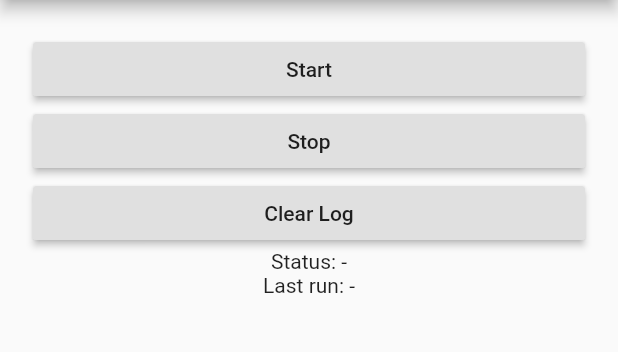
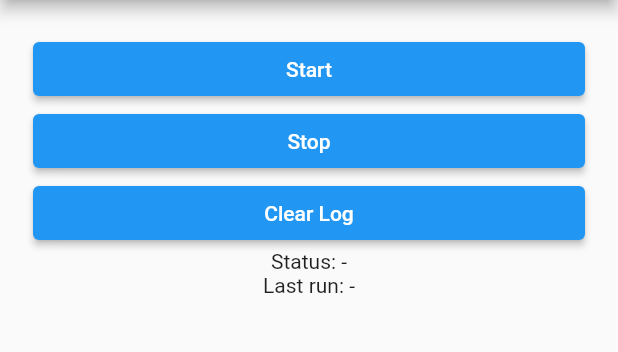
Before and after one commit to rekabhq/background_locator, a Flutter app: the screen it shows after launch, on a phone screen of 412 x 824 dp, the part 84-436 px from its top. Run offline on Flutter 3.47's test engine with Material 2 defaults, Android fonts, the phone set to English and light mode, and no system bars; missing offline and left inert: location_permissions.

```diff
--- a/example/lib/main.dart
+++ b/example/lib/main.dart
@@ -97,7 +97,7 @@ class _MyAppState extends State<MyApp> {
   Widget build(BuildContext context) {
     final start = SizedBox(
       width: double.maxFinite,
-      child: RaisedButton(
+      child: ElevatedButton(
         child: Text('Start'),
         onPressed: () {
           _onStart();
@@ -106,7 +106,7 @@ class _MyAppState extends State<MyApp> {
     );
     final stop = SizedBox(
       width: double.maxFinite,
-      child: RaisedButton(
+      child: ElevatedButton(
         child: Text('Stop'),
         onPressed: () {
           onStop();
@@ -115,7 +115,7 @@ class _MyAppState extends State<MyApp> {
     );
     final clear = SizedBox(
       width: double.maxFinite,
-      child: RaisedButton(
+      child: ElevatedButton(
         child: Text('Clear Log'),
         onPressed: () {
           FileManager.clearLogFile();
--- a/example/pubspec.yaml
+++ b/example/pubspec.yaml
@@ -11,7 +11,7 @@ dependencies:
 
   # The following adds the Cupertino Icons font to your application.
   # Use with the CupertinoIcons class for iOS style icons.
-  cupertino_icons: ^0.1.3
+  cupertino_icons: ^1.0.2
 
 dev_dependencies:
   flutter_test:
@@ -20,7 +20,7 @@ dev_dependencies:
   background_locator:
     path: ../
 
-  path_provider: ^1.6.24
+  path_provider: ^2.0.1
   location_permissions: ^3.0.0+1
 
 # For information on the generic Dart part of this file, see the
--- a/lib/background_locator.dart
+++ b/lib/background_locator.dart
@@ -17,21 +17,21 @@ class BackgroundLocator {
 
   static Future<void> initialize() async {
     final CallbackHandle callback =
-        PluginUtilities.getCallbackHandle(callbackDispatcher);
+        PluginUtilities.getCallbackHandle(callbackDispatcher)!;
     await _channel.invokeMethod(Keys.METHOD_PLUGIN_INITIALIZE_SERVICE,
         {Keys.ARG_CALLBACK_DISPATCHER: callback.toRawHandle()});
   }
 
   static Future<void> registerLocationUpdate(
       void Function(LocationDto) callback,
-      {void Function(Map<String, dynamic>) initCallback,
+      {void Function(Map<String, dynamic>)? initCallback,
       Map<String, dynamic> initDataCallback = const {},
-      void Function() disposeCallback,
+      void Function()? disposeCallback,
       bool autoStop = false,
       AndroidSettings androidSettings = const AndroidSettings(),
       IOSSettings iosSettings = const IOSSettings()}) async {
     if (autoStop) {
-      WidgetsBinding.instance.addObserver(AutoStopHandler());
+      WidgetsBinding.instance!.addObserver(AutoStopHandler());
     }
 
     final args = SettingsUtil.getArgumentsMap(
@@ -51,17 +51,17 @@ class BackgroundLocator {
   }
 
   static Future<bool> isRegisterLocationUpdate() async {
-    return await _channel
-        .invokeMethod<bool>(Keys.METHOD_PLUGIN_IS_REGISTER_LOCATION_UPDATE);
+    return (await _channel
+        .invokeMethod<bool>(Keys.METHOD_PLUGIN_IS_REGISTER_LOCATION_UPDATE))!;
   }
 
   static Future<bool> isServiceRunning() async {
-    return await _channel
-        .invokeMethod<bool>(Keys.METHOD_PLUGIN_IS_SERVICE_RUNNING);
+    return (await _channel
+        .invokeMethod<bool>(Keys.METHOD_PLUGIN_IS_SERVICE_RUNNING))!;
   }
 
   static Future<void> updateNotificationText(
-      {String title, String msg, String bigMsg}) async {
+      {String? title, String? msg, String? bigMsg}) async {
     final Map<String, dynamic> arg = {};
 
     if (title != null) {
--- a/lib/settings/android_settings.dart
+++ b/lib/settings/android_settings.dart
@@ -11,7 +11,7 @@ class AndroidNotificationSettings {
   final String notificationBigMsg;
   final String notificationIcon;
   final Color notificationIconColor;
-  final VoidCallback notificationTapCallback;
+  final VoidCallback? notificationTapCallback;
 
   /// [notificationTitle] Title of the notification. Only applies for android. Default is 'Start Location Tracking'.
   ///
@@ -78,7 +78,7 @@ class AndroidSettings extends LocatorSettings {
       Keys.SETTINGS_ANDROID_NOTIFICATION_ICON:
           androidNotificationSettings.notificationIcon,
       Keys.SETTINGS_ANDROID_NOTIFICATION_ICON_COLOR:
-          androidNotificationSettings.notificationIconColor?.value,
+          androidNotificationSettings.notificationIconColor.value,
       Keys.SETTINGS_ANDROID_LOCATION_CLIENT: client.index
     };
   }
--- a/lib/settings/locator_settings.dart
+++ b/lib/settings/locator_settings.dart
@@ -17,5 +17,5 @@ class LocatorSettings {
   /// [accuracy] The accuracy of location, Default is max accuracy NAVIGATION.
   ///
   /// [distanceFilter] distance in meter to trigger location update, Default is 0 meter.
-  const LocatorSettings({this.accuracy, this.distanceFilter});
+  const LocatorSettings({required this.accuracy, required this.distanceFilter});
 }
--- a/lib/utils/settings_util.dart
+++ b/lib/utils/settings_util.dart
@@ -8,12 +8,12 @@ import 'package:background_locator/settings/ios_settings.dart';
 
 class SettingsUtil {
   static Map<String, dynamic> getArgumentsMap(
-      {void Function(LocationDto) callback,
-      void Function(Map<String, dynamic>) initCallback,
-      Map<String, dynamic> initDataCallback,
-      void Function() disposeCallback,
-      AndroidSettings androidSettings,
-      IOSSettings iosSettings}) {
+      {required void Function(LocationDto) callback,
+      void Function(Map<String, dynamic>)? initCallback,
+      Map<String, dynamic>? initDataCallback,
+      void Function()? disposeCallback,
+      AndroidSettings androidSettings = const AndroidSettings(),
+      IOSSettings iosSettings = const IOSSettings()}) {
     final args = _getCommonArgumentsMap(
         callback: callback,
         initCallback: initCallback,
@@ -30,23 +30,23 @@ class SettingsUtil {
   }
 
   static Map<String, dynamic> _getCommonArgumentsMap({
-    void Function(LocationDto) callback,
-    void Function(Map<String, dynamic>) initCallback,
-    Map<String, dynamic> initDataCallback,
-    void Function() disposeCallback,
+    required void Function(LocationDto) callback,
+    void Function(Map<String, dynamic>)? initCallback,
+    Map<String, dynamic>? initDataCallback,
+    void Function()? disposeCallback,
   }) {
     final Map<String, dynamic> args = {
       Keys.ARG_CALLBACK:
-          PluginUtilities.getCallbackHandle(callback).toRawHandle(),
+          PluginUtilities.getCallbackHandle(callback)!.toRawHandle(),
     };
 
     if (initCallback != null) {
       args[Keys.ARG_INIT_CALLBACK] =
-          PluginUtilities.getCallbackHandle(initCallback).toRawHandle();
+          PluginUtilities.getCallbackHandle(initCallback)!.toRawHandle();
     }
     if (disposeCallback != null) {
       args[Keys.ARG_DISPOSE_CALLBACK] =
-          PluginUtilities.getCallbackHandle(disposeCallback).toRawHandle();
+          PluginUtilities.getCallbackHandle(disposeCallback)!.toRawHandle();
     }
     args[Keys.ARG_INIT_DATA_CALLBACK] = initDataCallback;
 
@@ -63,7 +63,7 @@ class SettingsUtil {
         null) {
       args[Keys.ARG_NOTIFICATION_CALLBACK] = PluginUtilities.getCallbackHandle(
               androidSettings
-                  .androidNotificationSettings.notificationTapCallback)
+                  .androidNotificationSettings.notificationTapCallback!)!
           .toRawHandle();
     }
 
--- a/pubspec.yaml
+++ b/pubspec.yaml
@@ -1,10 +1,10 @@
 name: background_locator
 description: A Flutter plugin to request the location even if the app is killed. Sending the location to a dart function in background, also provide a meter filter
-version: 1.4.0+1
+version: 1.5.0+1
 homepage: https://github.com/rekab-app/background_locator
 
 environment:
-  sdk: ">=2.8.0 <3.0.0"
+  sdk: ">=2.12.0 <3.0.0"
   flutter: ">=1.12.0 <2.0.0"
 dependencies:
   flutter:
```
Also changed, not shown: lib/callback_dispatcher.dart (+4 -4 lines), lib/generated/i18n.dart (deleted), 22 other files.
